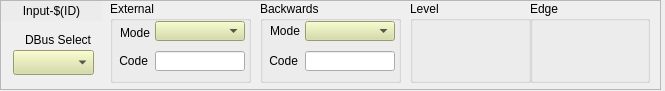
This is ui/EVR/G_EVR_VME_input.ui in epics-modules/mrfioc2 as Qt 5 draws it before an edit. The edited form follows.
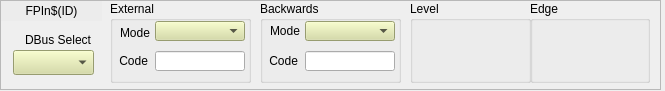
This is the edited form. Custom widgets are drawn as their Qt base class.

Commit message: EVR GUI label name fix and special mapping is larger

```diff
--- a/ui/EVR/G_EVR_VME_input.ui
+++ b/ui/EVR/G_EVR_VME_input.ui
@@ -41,7 +41,7 @@
      <string notr="true">background-color: rgb(236, 236, 236, 255);</string>
     </property>
     <property name="text">
-     <string>Input-$(ID)</string>
+     <string>FPIn$(ID)</string>
     </property>
     <property name="alignment">
      <set>Qt::AlignCenter</set>
```
The commit also changes 1 other file.
